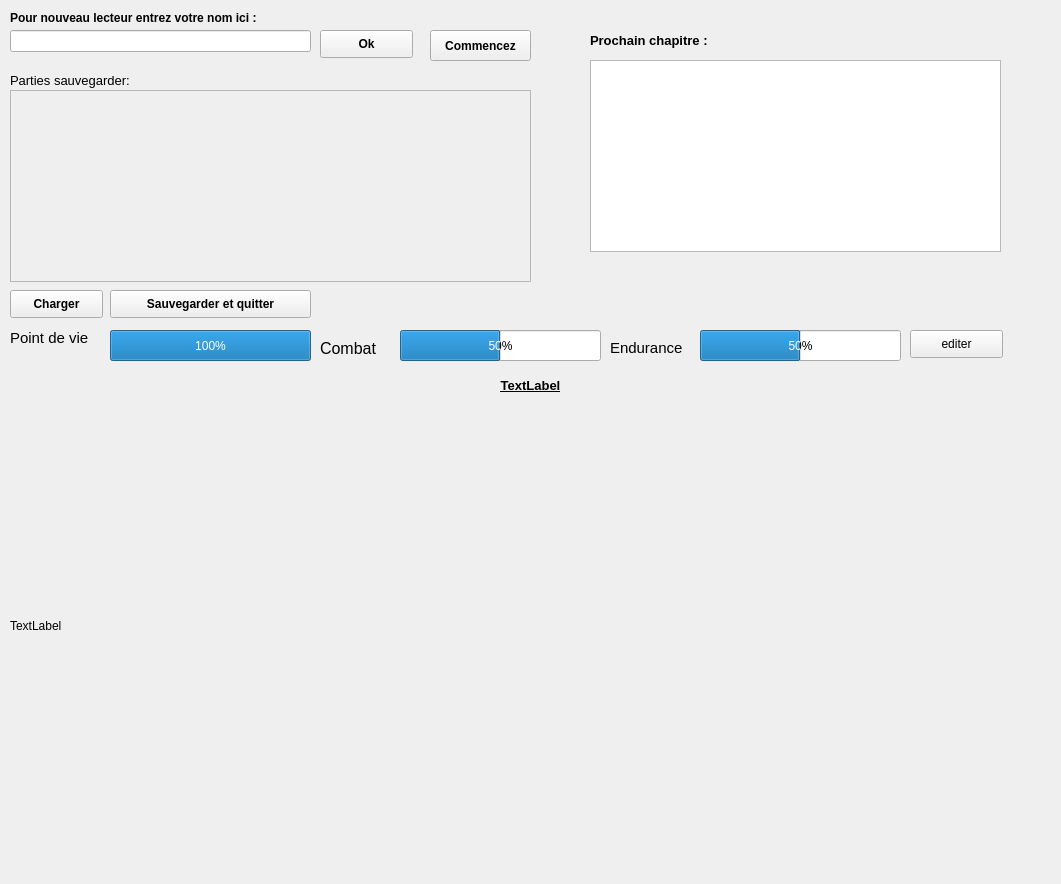
Before: the Qt Designer form GUI/GUI.ui in 2164459-Marquis-Thomas/Livre_hero_LES_POKECONS, drawn with Qt 5.
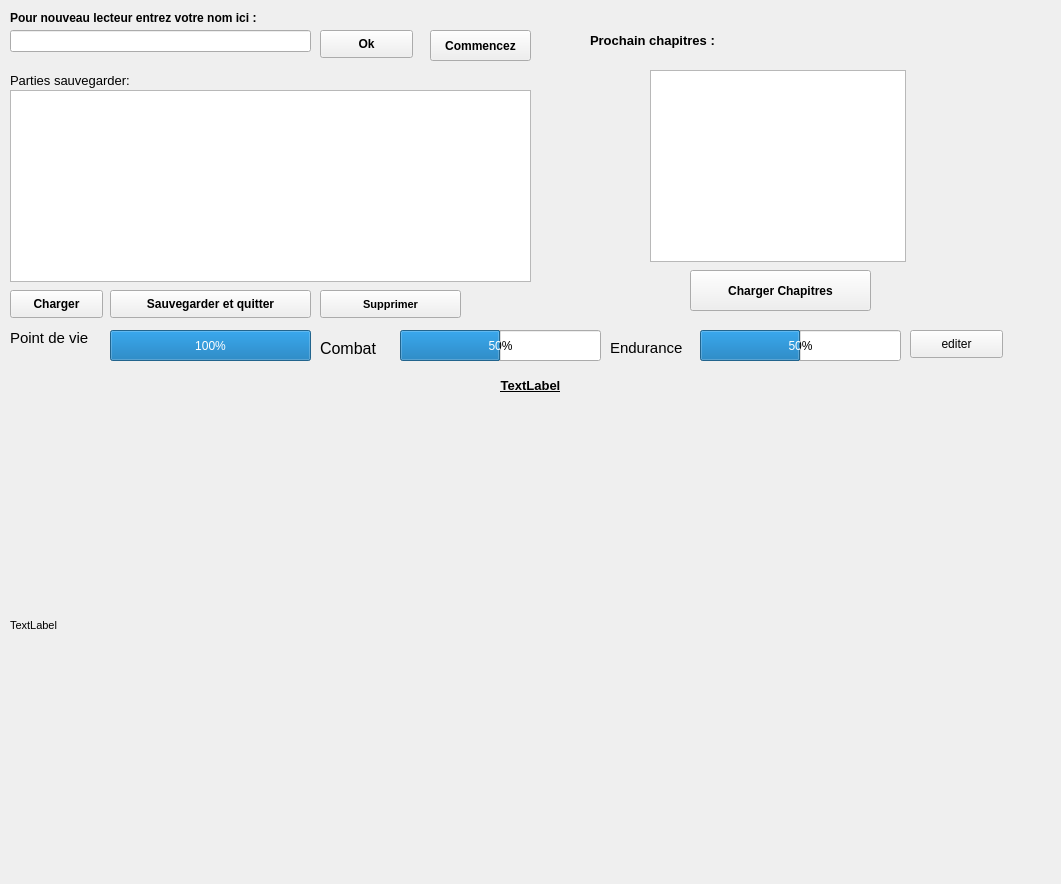
After: the same form once the commit is applied.

Patch:
```diff
--- a/GUI/GUI.ui
+++ b/GUI/GUI.ui
@@ -160,7 +160,7 @@
    </widget>
    <widget class="QListWidget" name="listSauvegarde">
     <property name="enabled">
-     <bool>false</bool>
+     <bool>true</bool>
     </property>
     <property name="geometry">
      <rect>
@@ -170,9 +170,29 @@
       <height>192</height>
      </rect>
     </property>
+    <property name="font">
+     <font>
+      <weight>75</weight>
+      <bold>true</bold>
+      <underline>true</underline>
+      <kerning>false</kerning>
+     </font>
+    </property>
+    <property name="layoutDirection">
+     <enum>Qt::LeftToRight</enum>
+    </property>
     <property name="editTriggers">
      <set>QAbstractItemView::SelectedClicked</set>
     </property>
+    <property name="showDropIndicator" stdset="0">
+     <bool>false</bool>
+    </property>
+    <property name="selectionBehavior">
+     <enum>QAbstractItemView::SelectItems</enum>
+    </property>
+    <property name="selectionRectVisible">
+     <bool>true</bool>
+    </property>
    </widget>
    <widget class="QPushButton" name="pushButtonCharger">
     <property name="geometry">
@@ -242,17 +262,7 @@
      </font>
     </property>
     <property name="text">
-     <string>Prochain chapitre : </string>
-    </property>
-   </widget>
-   <widget class="QTextBrowser" name="textBrowser">
-    <property name="geometry">
-     <rect>
-      <x>590</x>
-      <y>60</y>
-      <width>411</width>
-      <height>192</height>
-     </rect>
+     <string>Prochain chapitres : </string>
     </property>
    </widget>
    <widget class="QLabel" name="labelNom">
@@ -318,10 +328,16 @@
     </property>
     <property name="font">
      <font>
-      <pointsize>9</pointsize>
+      <pointsize>8</pointsize>
       <underline>false</underline>
      </font>
     </property>
+    <property name="autoFillBackground">
+     <bool>true</bool>
+    </property>
+    <property name="frameShape">
+     <enum>QFrame::NoFrame</enum>
+    </property>
     <property name="text">
      <string>TextLabel</string>
     </property>
@@ -359,6 +375,62 @@
      <set>Qt::AlignCenter</set>
     </property>
    </widget>
+   <widget class="QPushButton" name="pushButtonDelete">
+    <property name="geometry">
+     <rect>
+      <x>320</x>
+      <y>290</y>
+      <width>141</width>
+      <height>28</height>
+     </rect>
+    </property>
+    <property name="font">
+     <font>
+      <pointsize>8</pointsize>
+      <weight>75</weight>
+      <bold>true</bold>
+     </font>
+    </property>
+    <property name="text">
+     <string>Supprimer</string>
+    </property>
+   </widget>
+   <widget class="QListWidget" name="listChapitre">
+    <property name="geometry">
+     <rect>
+      <x>650</x>
+      <y>70</y>
+      <width>256</width>
+      <height>192</height>
+     </rect>
+    </property>
+    <property name="font">
+     <font>
+      <weight>75</weight>
+      <bold>true</bold>
+      <underline>true</underline>
+     </font>
+    </property>
+   </widget>
+   <widget class="QPushButton" name="pushButtonChapitre">
+    <property name="geometry">
+     <rect>
+      <x>690</x>
+      <y>270</y>
+      <width>181</width>
+      <height>41</height>
+     </rect>
+    </property>
+    <property name="font">
+     <font>
+      <weight>75</weight>
+      <bold>true</bold>
+     </font>
+    </property>
+    <property name="text">
+     <string>Charger Chapitres</string>
+    </property>
+   </widget>
   </widget>
   <widget class="QMenuBar" name="menubar">
    <property name="geometry">
```
Left out of the diff: 53 changed lines with no effect on the pictures.
